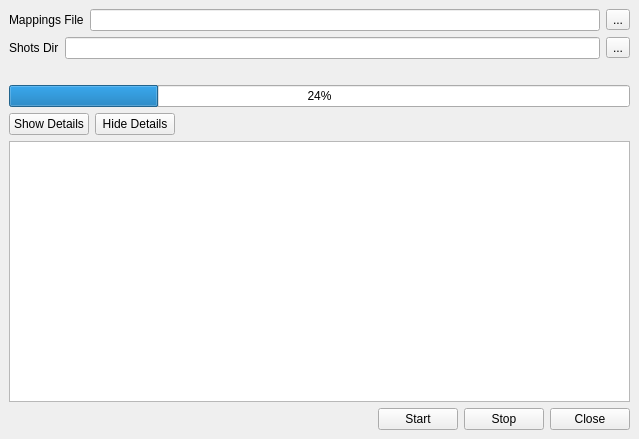
Before: the Qt Designer form ui/main.ui in iceanimations/createShots, drawn with Qt 5.
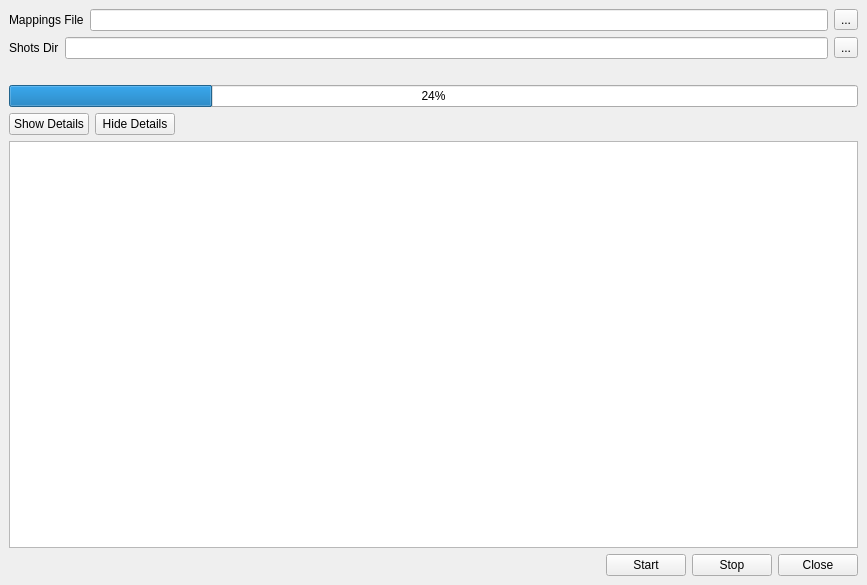
After: the same form once the commit is applied.

What changed in the file:
```diff
--- a/ui/main.ui
+++ b/ui/main.ui
@@ -6,8 +6,8 @@
    <rect>
     <x>0</x>
     <y>0</y>
-    <width>639</width>
-    <height>439</height>
+    <width>867</width>
+    <height>585</height>
    </rect>
   </property>
   <property name="windowTitle">
```
Left out of the diff: 4 changed lines with no effect on the pictures.
